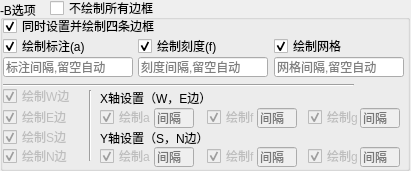
Above: src/gmt_b_option.ui from CovMat/GMT-mini-GUI before the change. Below: the same form after it.
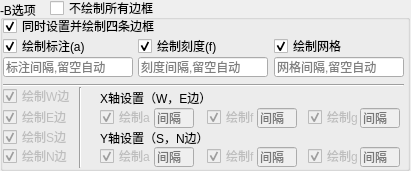
That is the form after the change.

What changed in the file:
```diff
--- a/src/gmt_b_option.ui
+++ b/src/gmt_b_option.ui
@@ -333,7 +333,7 @@
      <rect>
       <x>3</x>
       <y>77</y>
-      <width>351</width>
+      <width>401</width>
       <height>16</height>
      </rect>
     </property>
@@ -443,10 +443,10 @@
    <widget class="Line" name="line_2">
     <property name="geometry">
      <rect>
-      <x>80</x>
-      <y>90</y>
+      <x>70</x>
+      <y>87</y>
       <width>20</width>
-      <height>71</height>
+      <height>81</height>
      </rect>
     </property>
     <property name="orientation">
```
